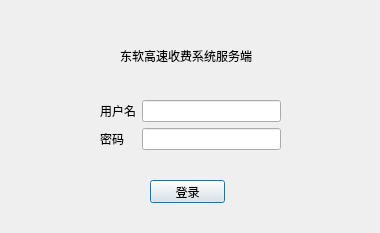
jozhn/PServer, file login.ui: the form before one commit.
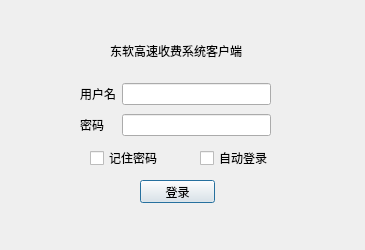
The form after the commit.

```diff
--- a/login.ui
+++ b/login.ui
@@ -6,30 +6,48 @@
    <rect>
     <x>0</x>
     <y>0</y>
-    <width>380</width>
-    <height>233</height>
+    <width>365</width>
+    <height>250</height>
    </rect>
   </property>
+  <property name="sizePolicy">
+   <sizepolicy hsizetype="Preferred" vsizetype="Preferred">
+    <horstretch>0</horstretch>
+    <verstretch>0</verstretch>
+   </sizepolicy>
+  </property>
+  <property name="minimumSize">
+   <size>
+    <width>365</width>
+    <height>250</height>
+   </size>
+  </property>
+  <property name="maximumSize">
+   <size>
+    <width>16777215</width>
+    <height>16777215</height>
+   </size>
+  </property>
   <property name="windowTitle">
    <string>Dialog</string>
   </property>
   <widget class="QLabel" name="title">
    <property name="geometry">
     <rect>
-     <x>120</x>
-     <y>30</y>
+     <x>110</x>
+     <y>40</y>
      <width>141</width>
-     <height>51</height>
+     <height>21</height>
     </rect>
    </property>
    <property name="text">
-    <string>东软高速收费系统服务端</string>
+    <string>东软高速收费系统客户端</string>
    </property>
   </widget>
   <widget class="QPushButton" name="login">
    <property name="geometry">
     <rect>
-     <x>150</x>
+     <x>140</x>
      <y>180</y>
      <width>75</width>
      <height>23</height>
@@ -42,16 +60,55 @@
     <string>Return</string>
    </property>
   </widget>
-  <widget class="QWidget" name="formLayoutWidget">
+  <widget class="QLabel" name="warning">
    <property name="geometry">
     <rect>
-     <x>100</x>
+     <x>280</x>
      <y>100</y>
-     <width>181</width>
-     <height>51</height>
+     <width>71</width>
+     <height>21</height>
     </rect>
    </property>
-   <layout class="QFormLayout" name="formLayout">
+   <property name="text">
+    <string/>
+   </property>
+  </widget>
+  <widget class="QCheckBox" name="checkBox">
+   <property name="geometry">
+    <rect>
+     <x>90</x>
+     <y>150</y>
+     <width>71</width>
+     <height>16</height>
+    </rect>
+   </property>
+   <property name="text">
+    <string>记住密码</string>
+   </property>
+  </widget>
+  <widget class="QCheckBox" name="checkBox_2">
+   <property name="geometry">
+    <rect>
+     <x>200</x>
+     <y>150</y>
+     <width>71</width>
+     <height>16</height>
+    </rect>
+   </property>
+   <property name="text">
+    <string>自动登录</string>
+   </property>
+  </widget>
+  <widget class="QWidget" name="">
+   <property name="geometry">
+    <rect>
+     <x>80</x>
+     <y>80</y>
+     <width>191</width>
+     <height>61</height>
+    </rect>
+   </property>
+   <layout class="QGridLayout" name="gridLayout">
     <item row="0" column="0">
      <widget class="QLabel" name="username">
       <property name="text">
@@ -78,19 +135,6 @@
     </item>
    </layout>
   </widget>
-  <widget class="QLabel" name="warning">
-   <property name="geometry">
-    <rect>
-     <x>160</x>
-     <y>160</y>
-     <width>54</width>
-     <height>12</height>
-    </rect>
-   </property>
-   <property name="text">
-    <string/>
-   </property>
-  </widget>
  </widget>
  <tabstops>
   <tabstop>usernameEdit</tabstop>
```
Left out of the diff: 2 changed lines with no effect on the pictures.
